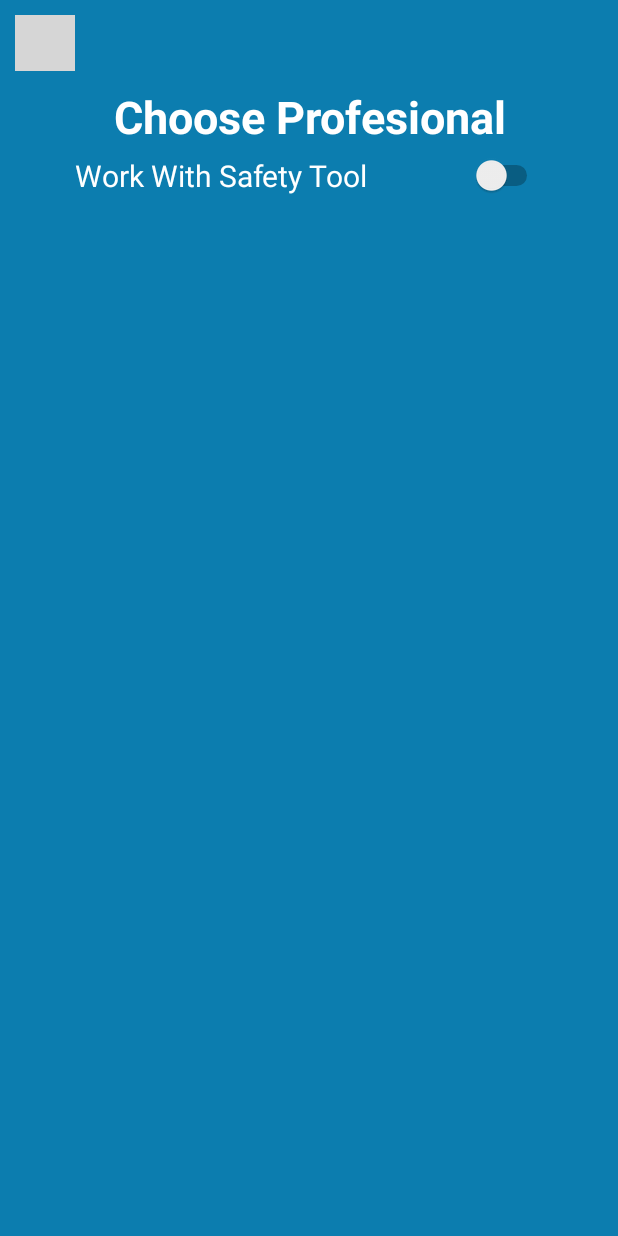
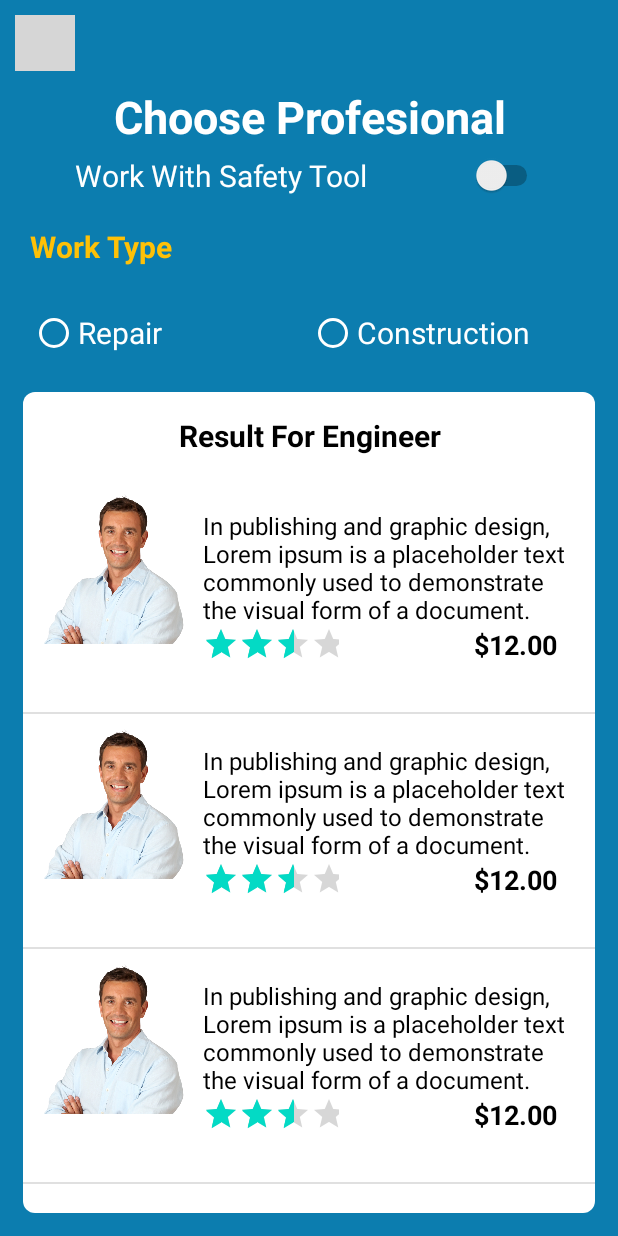
Before and after one commit to umeshmadushan/UEE_MULD_APP, an Android app: the layout activity_choose_professional.xml on its own in the app's theme, with its tools: preview values and no code run, on a phone screen of 412 x 824 dp. Run offline under Robolectric (Android 15) with nearby library versions, the phone set to English and light mode, and no system bars; grey boxes are pictures that could not be loaded.

Commit message:
interface
interface

```diff
--- a/app/src/main/AndroidManifest.xml
+++ b/app/src/main/AndroidManifest.xml
@@ -9,6 +9,9 @@
         android:roundIcon="@mipmap/ic_launcher_round"
         android:supportsRtl="true"
         android:theme="@style/Theme.UEEApp">
+        <activity
+            android:name=".Home"
+            android:exported="false" />
         <activity
             android:name=".ChooseProfessional"
             android:exported="false" />
--- a/app/src/main/res/layout/activity_choose_professional.xml
+++ b/app/src/main/res/layout/activity_choose_professional.xml
@@ -51,6 +51,66 @@
 
         </LinearLayout>
 
+        <TextView
+            android:layout_width="wrap_content"
+            android:layout_height="wrap_content"
+            android:text="Work Type"
+            android:textStyle="bold"
+            android:textColor="#FFC107"
+            android:textSize="20dp"
+            android:layout_margin="20dp"/>
+
+        <RadioGroup
+            android:layout_width="match_parent"
+            android:layout_height="wrap_content"
+            android:orientation="horizontal"
+            android:layout_marginHorizontal="20dp">
+
+            <RadioButton
+                android:layout_width="match_parent"
+                android:layout_height="wrap_content"
+                android:layout_weight="1"
+                android:buttonTint="#FFFFFF"
+                android:text="Repair"
+                android:textColor="@color/white"
+                android:textSize="20dp" />
+
+            <RadioButton
+                android:layout_width="match_parent"
+                android:layout_height="wrap_content"
+                android:layout_weight="1"
+                android:buttonTint="#FFFFFF"
+                android:text="Construction"
+                android:textColor="@color/white"
+                android:textSize="20dp" />
+
+        </RadioGroup>
+
+        <LinearLayout
+            android:layout_width="match_parent"
+            android:layout_height="match_parent"
+            android:orientation="vertical"
+            android:background="@drawable/listitemback"
+            android:layout_margin="15dp">
+
+            <TextView
+                android:layout_width="match_parent"
+                android:layout_height="wrap_content"
+                android:text="Result For Engineer"
+                android:textColor="@color/black"
+                android:textSize="20dp"
+                android:textStyle="bold"
+                android:textAlignment="center"
+                android:layout_marginVertical="15dp"/>
+
+            <ListView
+                android:layout_width="match_parent"
+                android:layout_height="match_parent"
+                tools:listitem="@layout/resultforengineeritem"/>
+
+        </LinearLayout>
+
+
 
     </LinearLayout>
 </RelativeLayout>
--- /dev/null
+++ b/app/src/main/res/layout/resultforengineeritem.xml
@@ -0,0 +1,65 @@
+<?xml version="1.0" encoding="utf-8"?>
+<RelativeLayout xmlns:android="http://schemas.android.com/apk/res/android"
+    android:layout_width="match_parent"
+    android:layout_height="match_parent">
+
+    <LinearLayout
+        android:layout_width="match_parent"
+        android:layout_height="wrap_content"
+        android:padding="10dp"
+        android:orientation="horizontal"
+        android:layout_marginBottom="10dp">
+
+
+        <ImageView
+            android:layout_width="100dp"
+            android:layout_height="100dp"
+            android:src="@drawable/manimg"/>
+
+        <LinearLayout
+            android:layout_width="match_parent"
+            android:layout_height="wrap_content"
+            android:orientation="vertical"
+            android:padding="10dp">
+
+        <TextView
+            android:layout_width="match_parent"
+            android:layout_height="wrap_content"
+            android:text="In publishing and graphic design, Lorem ipsum is a placeholder text commonly used to demonstrate the visual form of a document."
+            android:textColor="@color/black"
+            android:textSize="16dp"/>
+
+            <LinearLayout
+                android:layout_width="273dp"
+                android:layout_height="27dp"
+                android:orientation="horizontal">
+
+
+                <RatingBar
+                    android:id="@+id/ratingBar"
+                    android:layout_width="wrap_content"
+                    android:layout_height="46dp"
+                    android:layout_weight="1"
+                    android:isIndicator="true"
+                    android:numStars="3"
+                    android:rating="2"
+                    android:scaleX=".5"
+                    android:scaleY=".5"
+                    android:transformPivotX="0dp"
+                    android:transformPivotY="0dp" />
+
+                <TextView
+                    android:layout_width="wrap_content"
+                    android:layout_height="wrap_content"
+                    android:layout_weight="1"
+                    android:text="$12.00"
+                    android:textColor="@color/black"
+                    android:textSize="18dp"
+                    android:textStyle="bold" />
+            </LinearLayout>
+
+        </LinearLayout>
+
+    </LinearLayout>
+
+</RelativeLayout>
```
Also changed, not shown: app/src/main/java/com/example/ueeapp/Home.java (added, +14 -0 lines), app/src/main/res/layout/activity_home.xml (added, +378 -0 lines), app/src/main/res/drawable/Ellipse 9.png (added), app/src/main/res/drawable/img1.png (added), app/src/main/res/drawable/img2.png (added), app/src/main/res/drawable/img3.png (added), app/src/main/res/drawable/img4.png (added), app/src/main/res/drawable/img5.png (added), app/src/main/res/drawable/img6.png (added), app/src/main/res/drawable/img7.png (added), app/src/main/res/drawable/img8.png (added), app/src/main/res/drawable/img9.png (added), app/src/main/res/drawable/jobbackimg.png (added), app/src/main/res/drawable/manimg.png (added).
